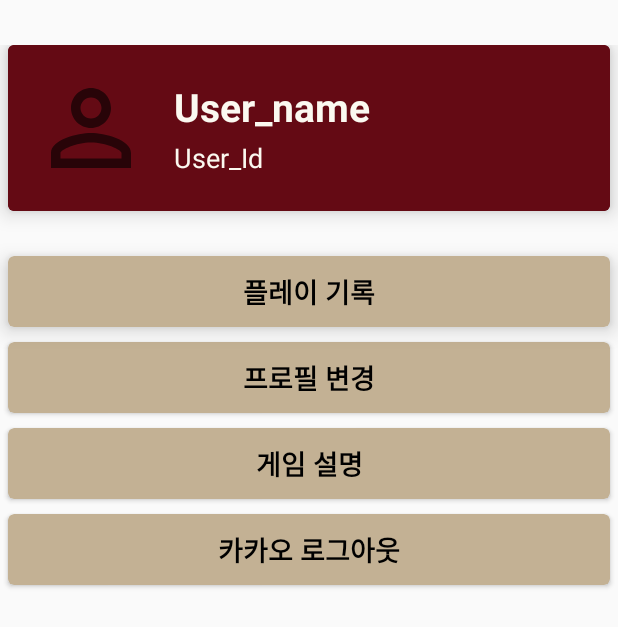
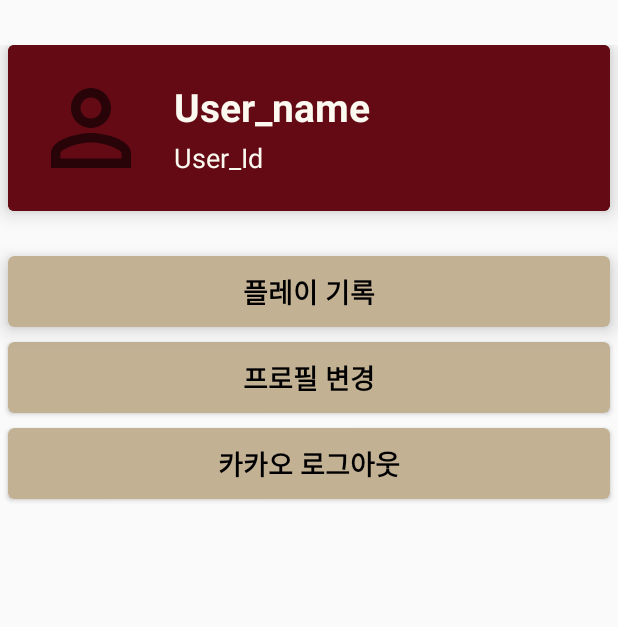
Before and after one commit to JYBESiU/Immersive, an Android app: the layout fragment_setting.xml on its own in the app's theme, with its tools: preview values and no code run, on a phone screen of 412 x 824 dp. Shown: the top 627 px of the screen. Run offline under Robolectric (Android 15) with nearby library versions, the phone set to English and light mode, and no system bars.

Commit message:
pass related,,,

```diff
--- a/app/src/main/java/com/example/thekaist/MainActivity.java
+++ b/app/src/main/java/com/example/thekaist/MainActivity.java
@@ -53,7 +53,6 @@ public class MainActivity extends AppCompatActivity {
         if (getSupportActionBar() != null){
             getSupportActionBar().hide();
         }
-
 
         Log.d("GET_KEYHASH", getKeyHash(this));
 
--- a/app/src/main/java/com/example/thekaist/ui/setting/SettingFragment.java
+++ b/app/src/main/java/com/example/thekaist/ui/setting/SettingFragment.java
@@ -72,7 +72,6 @@ public class SettingFragment extends Fragment {
         profile_id = root.findViewById(R.id.user_id);
         profile_change = root.findViewById(R.id.change);
         profile_history = root.findViewById(R.id.history);
-        develop = root.findViewById(R.id.developer);
         logout = root.findViewById(R.id.logout);
         img = root.findViewById(R.id.User_pic);
 
--- a/app/src/main/res/layout/activity_game.xml
+++ b/app/src/main/res/layout/activity_game.xml
@@ -57,7 +57,7 @@
                 android:layout_width="wrap_content"
                 android:layout_height="wrap_content"
                 android:text="플레이어"
-                android:textSize="20sp"
+                android:textSize="18sp"
                 android:id="@+id/ply1"
                 android:layout_weight="1"
                 android:gravity="end"/>
@@ -76,7 +76,7 @@
                 android:layout_width="wrap_content"
                 android:layout_height="wrap_content"
                 android:text=":"
-                android:textSize="20sp"
+                android:textSize="18sp"
                 android:textStyle="bold"
                 android:id="@+id/vs"
                 android:layout_weight="0.3"
@@ -95,7 +95,7 @@
                 android:layout_width="wrap_content"
                 android:layout_height="wrap_content"
                 android:text="플레이어"
-                android:textSize="20sp"
+                android:textSize="18sp"
                 android:id="@+id/ply2"
                 android:layout_weight="1"/>
 
--- a/app/src/main/res/layout/fragment_setting.xml
+++ b/app/src/main/res/layout/fragment_setting.xml
@@ -118,29 +118,6 @@
         android:layout_height="wrap_content"
         app:cardCornerRadius="4dp"
         app:layout_constraintTop_toBottomOf="@+id/changeview"
-        android:id="@+id/developerview"
-        android:layout_marginTop="10sp"
-        tools:ignore="MissingConstraints"
-        android:layout_marginHorizontal="5dp"
-        app:cardBackgroundColor="@color/buttoncolor">
-
-        <TextView
-            android:layout_width="match_parent"
-            android:layout_height="wrap_content"
-            android:id="@+id/developer"
-            android:textSize="18sp"
-            android:textStyle="bold"
-            android:text="게임 설명"
-            android:gravity="center"
-            android:layout_margin="10dp"
-            android:textColor="@color/black" />
-    </androidx.cardview.widget.CardView>
-
-    <androidx.cardview.widget.CardView
-        android:layout_width="match_parent"
-        android:layout_height="wrap_content"
-        app:cardCornerRadius="4dp"
-        app:layout_constraintTop_toBottomOf="@+id/developerview"
         android:id="@+id/logoutview"
         android:layout_marginTop="10sp"
         android:layout_marginHorizontal="5dp"
--- a/app/src/main/res/layout/pass_dialog.xml
+++ b/app/src/main/res/layout/pass_dialog.xml
@@ -40,7 +40,6 @@
                 android:text="YES"
                 android:id="@+id/yes"
                 android:background="@color/buttoncolor"
-                android:textStyle="bold"
                 android:textSize="16dp"/>
         </androidx.cardview.widget.CardView>
 
@@ -60,7 +59,6 @@
                 android:text="NO"
                 android:id="@+id/no"
                 android:background="@color/buttoncolor"
-                android:textStyle="bold"
                 android:textSize="16dp"/>
         </androidx.cardview.widget.CardView>
 
```
Also changed, not shown: app/src/main/java/com/example/thekaist/FrontActivity.java (+6 -4 lines), app/src/main/java/com/example/thekaist/GameActivity.java (+16 -17 lines).
